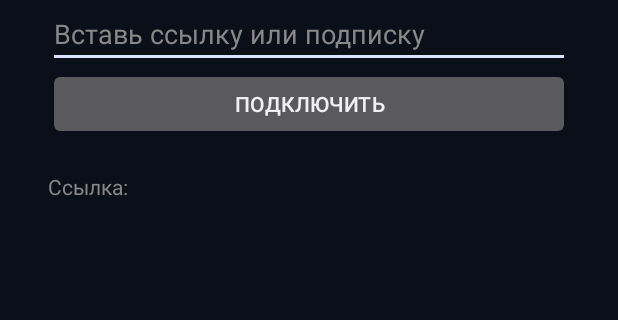
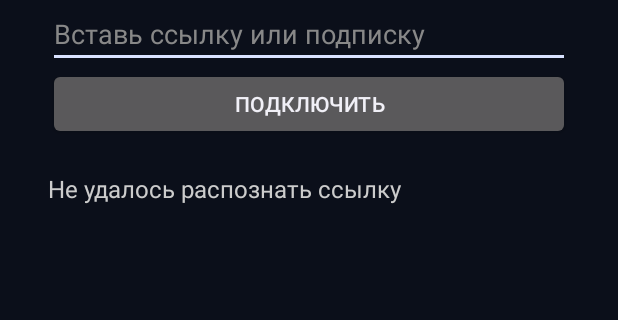
Before and after one commit to Ivan73738182/Zentra, an Android app: the screen it shows after launch (MainActivity), after a tap on "ПОДКЛЮЧИТЬ", on a phone screen of 412 x 824 dp, the part 185-505 px from its top. Run offline under Robolectric (Android 15) with nearby library versions, the phone set to English and light mode, and no system bars.

Commit message:
Zentra: парсер ссылок

```diff
--- a/app/src/main/java/com/ivangames/zentra/MainActivity.kt
+++ b/app/src/main/java/com/ivangames/zentra/MainActivity.kt
@@ -30,11 +30,22 @@ class MainActivity : Activity() {
         val button = Button(this).apply { text = "Подключить" }
         val status = TextView(this).apply {
             text = "Не подключено"
-            setTextColor(Color.GRAY)
+            textSize = 16f
+            setTextColor(Color.LTGRAY)
             setPadding(0, 32, 0, 0)
         }
+
         button.setOnClickListener {
-            status.text = "Ссылка: " + input.text.toString().take(60)
+            val server = LinkParser.parse(input.text.toString())
+            if (server == null) {
+                status.text = "Не удалось распознать ссылку"
+            } else {
+                val extra = server.params.entries.joinToString("\n") { "${it.key} = ${it.value}" }
+                status.text = "Протокол: ${server.protocol.uppercase()}\n" +
+                    "Имя: ${server.name}\n" +
+                    "Адрес: ${server.host}:${server.port}\n" +
+                    "ID: ${server.id.take(8)}…\n" + extra
+            }
         }
 
         root.addView(title)
```
Also changed, not shown: app/src/main/java/com/ivangames/zentra/LinkParser.kt (added, +67 -0 lines).
